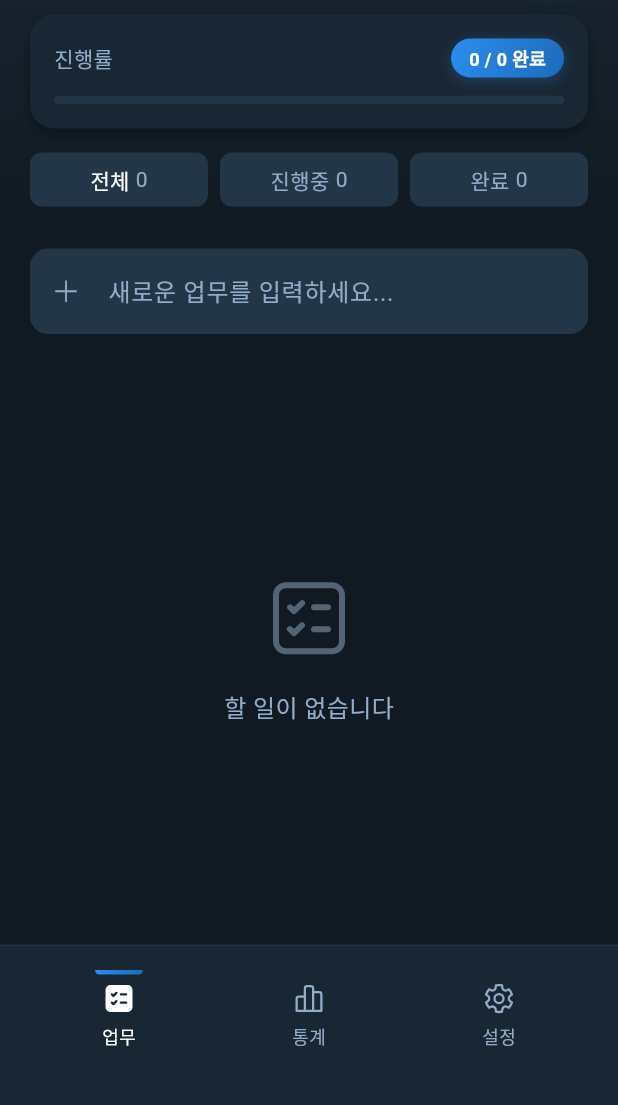
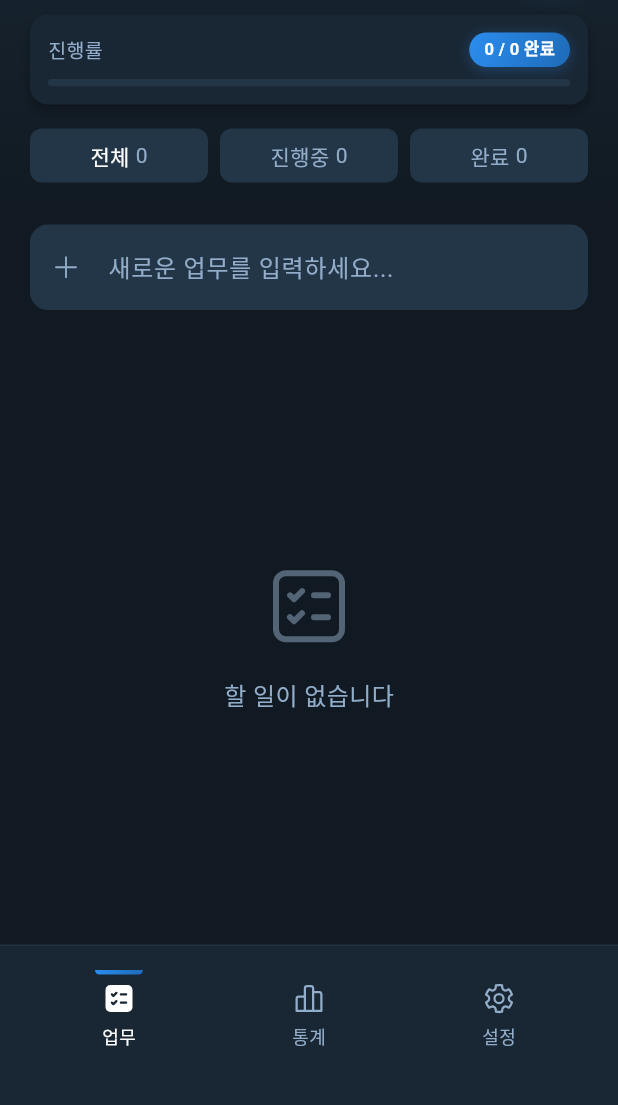
Before and after one commit to bluesky78060/flutter-todo, a Flutter app: the TodoListScreen screen opened by its route, on a phone screen of 412 x 824 dp, the part 128-1233 px from its top. Run offline on Flutter 3.47's test engine with Material 3 defaults, Android fonts, the phone set to English and light mode, and no system bars; our stand-ins replace drift, easy_localization, fluentui_system_icons, flutter_riverpod, fpdart, go_router and 3 more; accounts and stored records are empty; generated files the repository leaves out were written again.

Commit message:
style: Reduce height of progress card for more compact layout
- Decrease padding from 16px to 12px
- Reduce font sizes (progress: 14→13px, badge: 12→11px)
- Shrink progress bar height from 6px to 5px
- Adjust spacing between elements (12px → 8px)
- Make border radius more compact (16px → 12px)

Overall height reduced by ~20-25% for better screen utilization

🤖 Generated with [Claude Code](https://claude.com/claude-code)

Co-Authored-By: Claude <noreply@anthropic.com>

```diff
--- a/lib/presentation/widgets/progress_card.dart
+++ b/lib/presentation/widgets/progress_card.dart
@@ -16,10 +16,10 @@ class ProgressCard extends StatelessWidget {
   @override
   Widget build(BuildContext context) {
     return Container(
-      padding: const EdgeInsets.all(16),
+      padding: const EdgeInsets.all(12),
       decoration: BoxDecoration(
         color: AppColors.darkCard,
-        borderRadius: BorderRadius.circular(16),
+        borderRadius: BorderRadius.circular(12),
         boxShadow: [
           BoxShadow(
             color: Colors.black.withOpacity(0.3),
@@ -38,12 +38,12 @@ class ProgressCard extends StatelessWidget {
                 '진행률',
                 style: TextStyle(
                   color: AppColors.textGray,
-                  fontSize: 14,
+                  fontSize: 13,
                   fontWeight: FontWeight.w500,
                 ),
               ),
               Container(
-                padding: const EdgeInsets.symmetric(horizontal: 12, vertical: 4),
+                padding: const EdgeInsets.symmetric(horizontal: 10, vertical: 3),
                 decoration: BoxDecoration(
                   gradient: AppColors.primaryGradient,
                   borderRadius: BorderRadius.circular(20),
@@ -59,18 +59,18 @@ class ProgressCard extends StatelessWidget {
                   '$completed / $total 완료',
                   style: const TextStyle(
                     color: Colors.white,
-                    fontSize: 12,
+                    fontSize: 11,
                     fontWeight: FontWeight.w600,
                   ),
                 ),
               ),
             ],
           ),
-          const SizedBox(height: 12),
+          const SizedBox(height: 8),
           ClipRRect(
             borderRadius: BorderRadius.circular(10),
             child: SizedBox(
-              height: 6,
+              height: 5,
               child: Stack(
                 children: [
                   Container(
```
